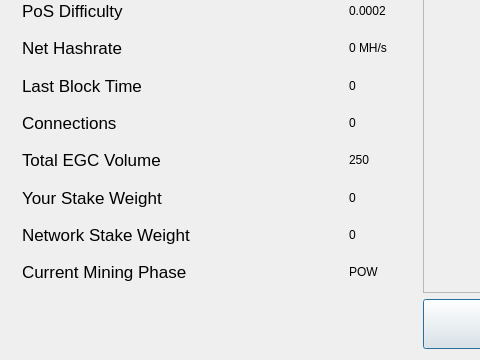
EverGreenCoinDev/EverGreenCoin, file src/qt/forms/statisticspage.ui: the form before one commit; both pictures show x 0 to 480 and y 174 to 534 of the 724 by 534 pixel window.
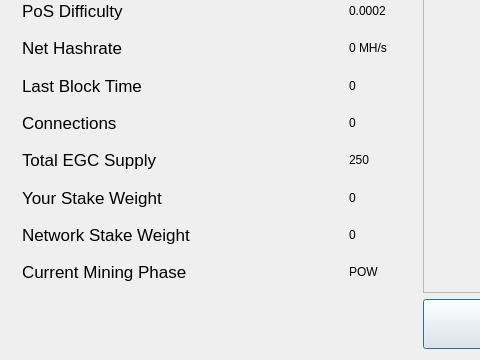
The form after the commit.

Patch:
```diff
--- a/src/qt/forms/statisticspage.ui
+++ b/src/qt/forms/statisticspage.ui
@@ -643,7 +643,7 @@
         <item row="8" column="0">
          <widget class="QLabel" name="label_8">
           <property name="text">
-           <string>&lt;html&gt;&lt;head/&gt;&lt;body&gt;&lt;p&gt;&lt;span style=&quot; font-size:13pt;&quot;&gt;Total EGC Volume&lt;/span&gt;&lt;/p&gt;&lt;/body&gt;&lt;/html&gt;</string>
+           <string>&lt;html&gt;&lt;head/&gt;&lt;body&gt;&lt;p&gt;&lt;span style=&quot; font-size:13pt;&quot;&gt;Total EGC Supply&lt;/span&gt;&lt;/p&gt;&lt;/body&gt;&lt;/html&gt;</string>
           </property>
          </widget>
         </item>
```
